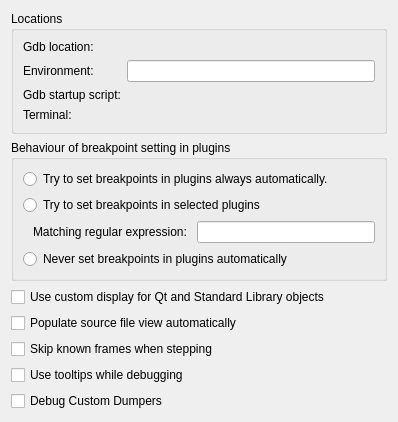
Above: src/plugins/debugger/gdboptionpage.ui from qt-creator/qt-creator before the change. Below: the same form after it.
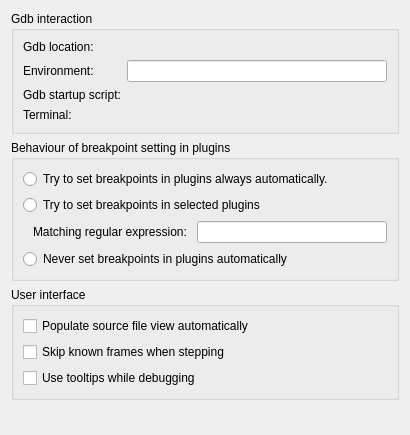
That is the form after the change. Custom widgets are drawn as their Qt base class.

```diff
--- a/src/plugins/debugger/gdboptionpage.ui
+++ b/src/plugins/debugger/gdboptionpage.ui
@@ -6,18 +6,18 @@
    <rect>
     <x>0</x>
     <y>0</y>
-    <width>398</width>
-    <height>385</height>
+    <width>410</width>
+    <height>435</height>
    </rect>
   </property>
   <property name="windowTitle">
    <string>Form</string>
   </property>
-  <layout class="QGridLayout" name="gridLayout_2">
-   <item row="0" column="0">
+  <layout class="QVBoxLayout" name="verticalLayout_2">
+   <item>
     <widget class="QGroupBox" name="groupBoxLocations">
      <property name="title">
-      <string>Locations</string>
+      <string>Gdb interaction</string>
      </property>
      <layout class="QGridLayout" name="gridLayout_3">
       <property name="margin">
@@ -82,7 +82,7 @@
      </layout>
     </widget>
    </item>
-   <item row="1" column="0">
+   <item>
     <widget class="QGroupBox" name="groupBoxPluginDebugging">
      <property name="title">
       <string>Behaviour of breakpoint setting in plugins</string>
@@ -145,17 +145,23 @@
      </layout>
     </widget>
    </item>
-   <item row="2" column="0">
-    <widget class="QCheckBox" name="checkBoxUseDumpers">
+   <item>
+    <widget class="QGroupBox" name="groupBox">
+     <property name="title">
+      <string>User interface</string>
+     </property>
+     <layout class="QVBoxLayout" name="verticalLayout">
+      <item>
+       <widget class="QCheckBox" name="checkBoxListSourceFiles">
      <property name="toolTip">
       <string>Checking this will make the debugger try to use code to format certain data (QObject, QString, std::string etc.) nicely.</string>
      </property>
      <property name="text">
-      <string>Use custom display for Qt and Standard Library objects</string>
+         <string>Populate source file view automatically</string>
      </property>
     </widget>
    </item>
-   <item row="4" column="0">
+      <item>
     <widget class="QCheckBox" name="checkBoxSkipKnownFrames">
      <property name="toolTip">
       <string>When this option is checked, 'Step Into' compresses several steps into one in certain situations, leading to 'less noisy' debugging. So will, e.g., the atomic
@@ -166,7 +172,7 @@
      </property>
     </widget>
    </item>
-   <item row="5" column="0">
+      <item>
     <widget class="QCheckBox" name="checkBoxUseToolTips">
      <property name="toolTip">
       <string>Checking this will make enable tooltips for variable values during debugging. Since this can slow down debugging and does not provide reliable information as it does not use scope information, it is switched off by default.</string>
@@ -176,17 +182,10 @@
      </property>
     </widget>
    </item>
-   <item row="6" column="0">
-    <widget class="QCheckBox" name="checkBoxDebugDumpers">
-     <property name="toolTip">
-      <string notr="true">This is an internal tool to make debugging the Custom Data Dumper code easier. Using this action is in general not needed unless you want do debug Qt Creator itself.</string>
-     </property>
-     <property name="text">
-      <string>Debug Custom Dumpers</string>
-     </property>
+     </layout>
     </widget>
    </item>
-   <item row="7" column="0">
+   <item>
     <spacer name="verticalSpacer">
      <property name="orientation">
       <enum>Qt::Vertical</enum>
@@ -199,16 +198,6 @@
      </property>
     </spacer>
    </item>
-   <item row="3" column="0">
-    <widget class="QCheckBox" name="checkBoxListSourceFiles">
-     <property name="toolTip">
-      <string>Checking this will populate the source file view automatically but might slow down debugger startup considerably.</string>
-     </property>
-     <property name="text">
-      <string>Populate source file view automatically</string>
-     </property>
-    </widget>
-   </item>
   </layout>
  </widget>
  <customwidgets>
```
Left out of the diff: 2 changed lines with no effect on the pictures. Lines whose indentation alone changed are shown as unchanged.
